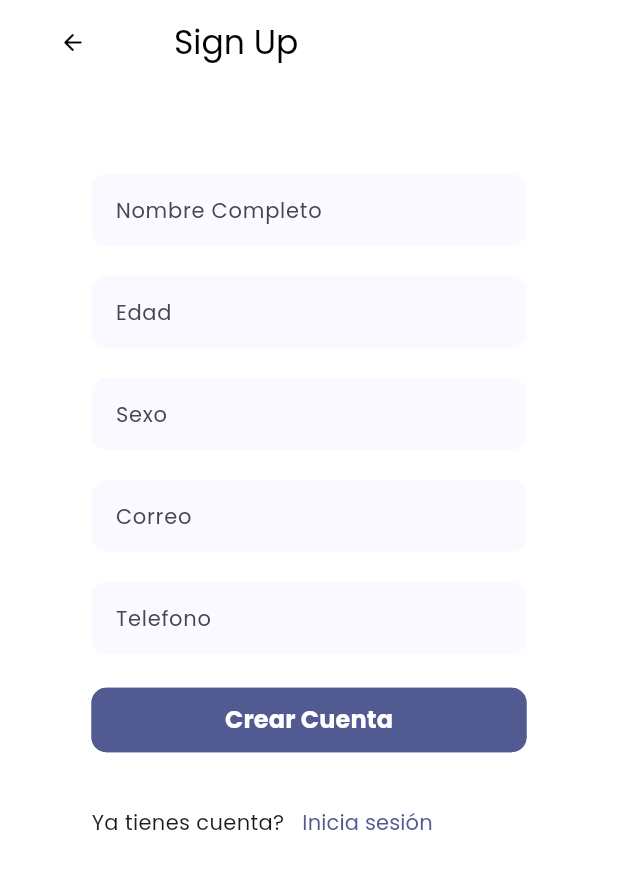
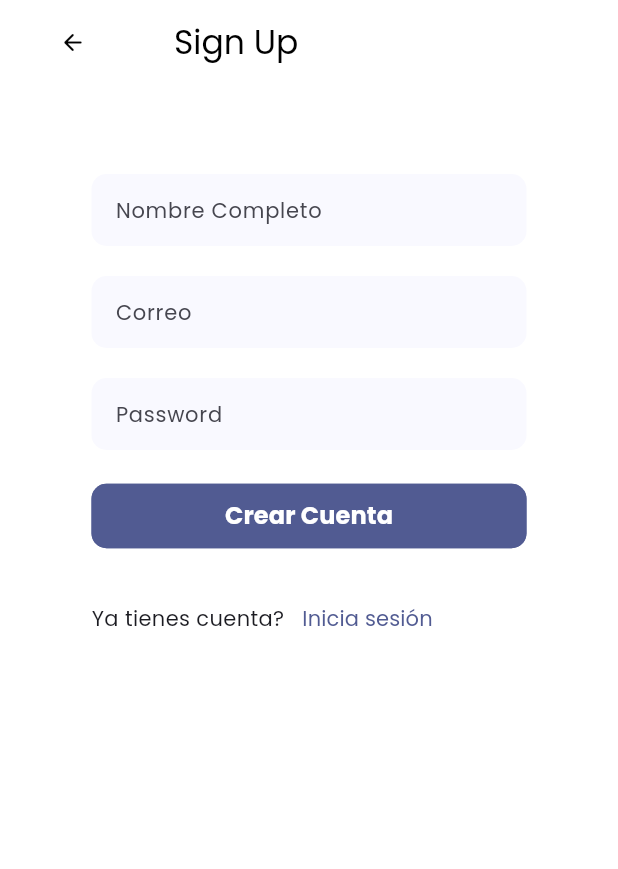
Before and after one commit to Maldy08/flutter_shopping_mxl_v2, a Flutter app: the screen it shows after launch, after a tap on "Registrarte", on a phone screen of 412 x 824 dp. Shown: the top 869 px of the screen. Run offline on Flutter 3.47's test engine with Material 2 defaults, Android fonts, the phone set to English and light mode, and no system bars; our stand-ins replace equatable, firebase_auth, firebase_core, firebase_messaging, flutter_bloc, flutter_local_notifications and 3 more; accounts and stored records are empty.

Commit message:
register screen

```diff
--- a/lib/domain/datasource/auth_datasource.dart
+++ b/lib/domain/datasource/auth_datasource.dart
@@ -1,4 +1,7 @@
+//import 'package:flutter_shopping_mxl_v2/infrastructure/models/models.dart';
+
 abstract class AuthDatasoruce {
   Future<void> signIn({required String email, required String password});
   Future<void> singOut();
+  Future<void> registerUser({required String email, required String password});
 }
--- a/lib/domain/repositories/auth_repository.dart
+++ b/lib/domain/repositories/auth_repository.dart
@@ -1,4 +1,7 @@
+//import 'package:flutter_shopping_mxl_v2/infrastructure/models/models.dart';
+
 abstract class AuthRepository {
   Future<void> signIn(String email, String password);
   Future<void> singOut();
+  Future<void> registerUser({required String email, required String password});
 }
--- a/lib/infrastructure/datasources/firebase_auth_datasource.dart
+++ b/lib/infrastructure/datasources/firebase_auth_datasource.dart
@@ -1,7 +1,9 @@
 import 'package:cache/cache.dart';
 import 'package:firebase_auth/firebase_auth.dart';
 import 'package:flutter_shopping_mxl_v2/domain/datasource/auth_datasource.dart';
-import 'package:flutter_shopping_mxl_v2/infrastructure/models/firebase/firebase_user.dart';
+import 'package:flutter_shopping_mxl_v2/infrastructure/models/models.dart'
+    as Models;
+
 import 'package:google_sign_in/google_sign_in.dart';
 
 class FirebaseAuthDatasource extends AuthDatasoruce {
@@ -63,15 +65,16 @@ class FirebaseAuthDatasource extends AuthDatasoruce {
 
   static const userCacheKey = '__user_cache_key__';
 
-  FirebaseUser get currentUser {
-    return _cache.read<FirebaseUser>(key: userCacheKey) ?? FirebaseUser.empty;
+  Models.FirebaseUser get currentUser {
+    return _cache.read<Models.FirebaseUser>(key: userCacheKey) ??
+        Models.FirebaseUser.empty;
   }
 
-  Stream<FirebaseUser> get user {
+  Stream<Models.FirebaseUser> get user {
     return _firebaseAuth.authStateChanges().map((firebaseUser) {
       final user = firebaseUser == null
-          ? FirebaseUser.empty
-          : FirebaseUser(
+          ? Models.FirebaseUser.empty
+          : Models.FirebaseUser(
               id: firebaseUser.uid,
               email: firebaseUser.email,
               name: firebaseUser.displayName,
@@ -81,4 +84,16 @@ class FirebaseAuthDatasource extends AuthDatasoruce {
       return user;
     });
   }
+
+  @override
+  Future<void> registerUser(
+      {required String email, required String password}) async {
+    try {
+      UserCredential result = await _firebaseAuth
+          .createUserWithEmailAndPassword(email: email, password: password);
+    } on FirebaseAuthException catch (e) {
+      throw Exception(e.message);
+    }
+    //final user = Models.User(uid: result.user!.uid);
+  }
 }
--- /dev/null
+++ b/lib/infrastructure/models/models.dart
@@ -0,0 +1,2 @@
+export './firebase/firebase_user.dart';
+export 'user.dart';
--- a/lib/infrastructure/models/user.dart
+++ b/lib/infrastructure/models/user.dart
@@ -18,6 +18,7 @@ class User {
   final String password;
   final String phoneNumber;
   final List<Intereses>? intereses;
+  final String? photoUrl;
   //final Location location;
 
   User({
@@ -28,9 +29,10 @@ class User {
     required this.email,
     required this.password,
     required this.phoneNumber,
+    String? photoUrl,
     this.intereses,
     //required this.location,
-  });
+  }) : photoUrl = photoUrl ?? 'no-photo';
 }
 
 //coleccition users..
--- a/lib/infrastructure/repositories/firebase_auth_repository_impl.dart
+++ b/lib/infrastructure/repositories/firebase_auth_repository_impl.dart
@@ -3,6 +3,7 @@ import 'dart:async';
 import 'package:flutter_shopping_mxl_v2/domain/repositories/auth_repository.dart';
 import 'package:flutter_shopping_mxl_v2/infrastructure/datasources/firebase_auth_datasource.dart';
 import 'package:flutter_shopping_mxl_v2/infrastructure/models/firebase/firebase_user.dart';
+//import 'package:flutter_shopping_mxl_v2/infrastructure/models/user.dart';
 
 class FirebaseAuthRepositoryImpl extends AuthRepository {
   final FirebaseAuthDatasource datasource;
@@ -27,4 +28,9 @@ class FirebaseAuthRepositoryImpl extends AuthRepository {
   Stream<FirebaseUser> get user {
     return datasource.user;
   }
+
+  @override
+  Future<void> registerUser({required String email, required String password}) {
+    return datasource.registerUser(email: email, password: password);
+  }
 }
--- a/lib/main.dart
+++ b/lib/main.dart
@@ -35,7 +35,7 @@ void main() async {
           create: (_) => LoginCubit(firebaseRepository),
         ),
         BlocProvider(
-          create: (_) => RegisterCubit(),
+          create: (_) => RegisterCubit(firebaseRepository),
         )
       ],
       child: MainApp(
--- a/lib/presentation/blocs/register/register_state.dart
+++ b/lib/presentation/blocs/register/register_state.dart
@@ -16,9 +16,9 @@ class RegisterState extends Equatable {
   final Username username;
   final Email email;
   final Password password;
-  final Age age;
-  final Sex sex;
-  final PhoneNumber phoneNumber;
+  // final Age age;
+  // final Sex sex;
+  // final PhoneNumber phoneNumber;
 
   const RegisterState({
     this.isPosting = false,
@@ -27,9 +27,9 @@ class RegisterState extends Equatable {
     this.username = const Username.pure(),
     this.email = const Email.pure(),
     this.password = const Password.pure(),
-    this.age = const Age.pure(),
-    this.sex = const Sex.pure(),
-    this.phoneNumber = const PhoneNumber.pure(),
+    // this.age = const Age.pure(),
+    // this.sex = const Sex.pure(),
+    // this.phoneNumber = const PhoneNumber.pure(),
   });
 
   RegisterState copyWith({
@@ -39,9 +39,9 @@ class RegisterState extends Equatable {
     Username? username,
     Email? email,
     Password? password,
-    Age? age,
-    Sex? sex,
-    PhoneNumber? phoneNumber,
+    // Age? age,
+    // Sex? sex,
+    // PhoneNumber? phoneNumber,
   }) {
     return RegisterState(
       isPosting: isPosting ?? this.isPosting,
@@ -50,9 +50,9 @@ class RegisterState extends Equatable {
       username: username ?? this.username,
       email: email ?? this.email,
       password: password ?? this.password,
-      age: age ?? this.age,
-      sex: sex ?? this.sex,
-      phoneNumber: phoneNumber ?? this.phoneNumber,
+      // age: age ?? this.age,
+      // sex: sex ?? this.sex,
+      // phoneNumber: phoneNumber ?? this.phoneNumber,
     );
   }
 
@@ -64,9 +64,6 @@ class RegisterState extends Equatable {
         username,
         email,
         password,
-        age,
-        sex,
-        phoneNumber
       ];
 }
 
--- a/lib/presentation/screens/register/widgets/form_register.dart
+++ b/lib/presentation/screens/register/widgets/form_register.dart
@@ -15,7 +15,13 @@ class FormRegister extends StatelessWidget {
   Widget build(BuildContext context) {
     final formRegister = context.watch<RegisterCubit>();
 
-    return Form(
+    return formRegister.state.isPosting
+        ? const Center(
+            child: CircularProgressIndicator(
+              strokeWidth: 2,
+            ),
+          )
+        : Form(
             child: Column(
               children: [
                 TextFormField(
@@ -23,39 +29,56 @@ class FormRegister extends StatelessWidget {
                   onChanged: formRegister.onUsernameChanged,
                   decoration: InputDecoration(
                     labelText: 'Nombre Completo',
-                errorText: formRegister.state.username.errorMessage),
+                    errorText: formRegister.state.isFormPosted
+                        ? formRegister.state.username.errorMessage
+                        : null,
+                  ),
                 ),
                 const SizedBox(
                   height: 20,
                 ),
-          TextFormField(
-            textInputAction: TextInputAction.next,
-            keyboardType: TextInputType.number,
-            onChanged: formRegister.onAgeChanged,
-            decoration: InputDecoration(
-                labelText: 'Edad',
-                errorText: formRegister.state.age.errorMessage),
-          ),
-          const SizedBox(
-            height: 20,
-          ),
-          TextFormField(
-            textInputAction: TextInputAction.next,
-            onChanged: formRegister.onSexChanged,
-            decoration: InputDecoration(
-                labelText: 'Sexo',
-                errorText: formRegister.state.sex.errorMessage),
-          ),
-          const SizedBox(
-            height: 20,
-          ),
+                // TextFormField(
+                //   textInputAction: TextInputAction.next,
+                //   keyboardType: TextInputType.number,
+                //   onChanged: formRegister.onAgeChanged,
+                //   decoration: InputDecoration(
+                //       labelText: 'Edad',
+                //       errorText: formRegister.state.age.errorMessage),
+                // ),
+                // const SizedBox(
+                //   height: 20,
+                // ),
+                // TextFormField(
+                //   textInputAction: TextInputAction.next,
+                //   onChanged: formRegister.onSexChanged,
+                //   decoration: InputDecoration(
+                //       labelText: 'Sexo',
+                //       errorText: formRegister.state.sex.errorMessage),
+                // ),
                 TextFormField(
                   textInputAction: TextInputAction.next,
                   keyboardType: TextInputType.emailAddress,
                   onChanged: formRegister.onEmailChange,
                   decoration: InputDecoration(
                     labelText: 'Correo',
-              errorText: formRegister.state.email.errorMessage,
+                    errorText: formRegister.state.isFormPosted
+                        ? formRegister.state.email.errorMessage
+                        : null,
+                  ),
+                ),
+                const SizedBox(
+                  height: 20,
+                ),
+
+                TextFormField(
+                  textInputAction: TextInputAction.done,
+                  obscureText: true,
+                  onChanged: formRegister.onPasswordChanged,
+                  decoration: InputDecoration(
+                    labelText: 'Password',
+                    errorText: formRegister.state.isFormPosted
+                        ? formRegister.state.password.errorMessage
+                        : null,
                   ),
                 ),
                 //Falta incoporar el campo password
@@ -63,18 +86,18 @@ class FormRegister extends StatelessWidget {
                 const SizedBox(
                   height: 20,
                 ),
-          TextFormField(
-            textInputAction: TextInputAction.next,
-            keyboardType: TextInputType.phone,
-            onChanged: formRegister.onPhoneChange,
-            decoration: InputDecoration(
-              labelText: 'Telefono',
-              errorText: formRegister.state.phoneNumber.errorMessage,
-            ),
-          ),
-          const SizedBox(
-            height: 20,
-          ),
+                // TextFormField(
+                //   textInputAction: TextInputAction.next,
+                //   keyboardType: TextInputType.phone,
+                //   onChanged: formRegister.onPhoneChange,
+                //   decoration: InputDecoration(
+                //     labelText: 'Telefono',
+                //     errorText: formRegister.state.phoneNumber.errorMessage,
+                //   ),
+                // ),
+                // const SizedBox(
+                //   height: 20,
+                // ),
 
                 // DropdownButtonFormField(
                 //   decoration: const InputDecoration(
@@ -114,7 +137,8 @@ class FormRegister extends StatelessWidget {
                   width: double.infinity,
                   child: CustomElevatedButton(
                     func: () {
-                context.pushReplacementNamed(AccountCreatedScreen.name);
+                      formRegister.onSubmit();
+                      //context.pushReplacementNamed(AccountCreatedScreen.name);
                     },
                     label: 'Crear Cuenta',
                   ),
```
Also changed, not shown: lib/presentation/blocs/register/register_cubit.dart (+95 -25 lines). Lines whose indentation alone changed are shown as unchanged.
